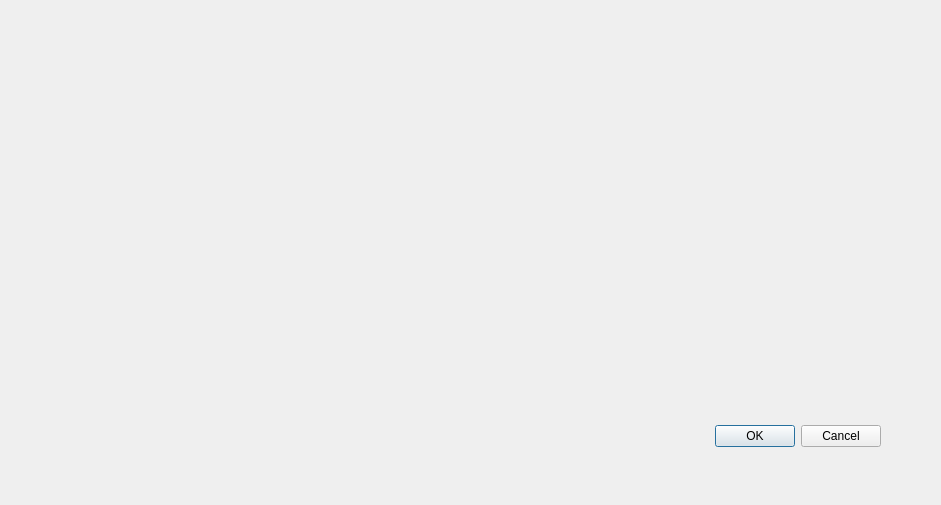
This is caducados.ui in Ladis72/tienda as Qt 5 draws it before an edit. The edited form follows.
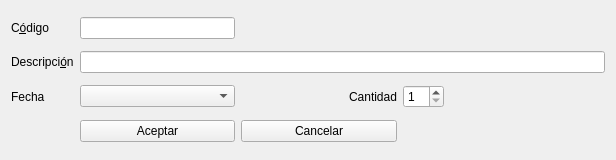
This is the edited form.

Patch:
```diff
--- a/caducados.ui
+++ b/caducados.ui
@@ -6,29 +6,114 @@
    <rect>
     <x>0</x>
     <y>0</y>
-    <width>941</width>
-    <height>505</height>
+    <width>616</width>
+    <height>160</height>
    </rect>
   </property>
   <property name="windowTitle">
    <string>Dialog</string>
   </property>
-  <widget class="QDialogButtonBox" name="buttonBox">
-   <property name="geometry">
-    <rect>
-     <x>540</x>
-     <y>420</y>
-     <width>341</width>
-     <height>32</height>
-    </rect>
-   </property>
-   <property name="orientation">
-    <enum>Qt::Horizontal</enum>
-   </property>
-   <property name="standardButtons">
-    <set>QDialogButtonBox::Cancel|QDialogButtonBox::Ok</set>
-   </property>
-  </widget>
+  <layout class="QGridLayout" name="gridLayout">
+   <item row="0" column="1">
+    <widget class="QLineEdit" name="lineEditCodigo"/>
+   </item>
+   <item row="4" column="3">
+    <widget class="QSpinBox" name="spinBox">
+     <property name="minimum">
+      <number>1</number>
+     </property>
+    </widget>
+   </item>
+   <item row="4" column="4">
+    <spacer name="horizontalSpacer_2">
+     <property name="orientation">
+      <enum>Qt::Horizontal</enum>
+     </property>
+     <property name="sizeHint" stdset="0">
+      <size>
+       <width>40</width>
+       <height>20</height>
+      </size>
+     </property>
+    </spacer>
+   </item>
+   <item row="2" column="1" colspan="4">
+    <widget class="QLineEdit" name="lineEditDescripcion"/>
+   </item>
+   <item row="4" column="0">
+    <widget class="QLabel" name="label_3">
+     <property name="text">
+      <string>Fecha</string>
+     </property>
+    </widget>
+   </item>
+   <item row="2" column="0">
+    <widget class="QLabel" name="label_2">
+     <property name="text">
+      <string>Descripci&amp;ón</string>
+     </property>
+     <property name="buddy">
+      <cstring>lineEditDescripcion</cstring>
+     </property>
+    </widget>
+   </item>
+   <item row="0" column="0">
+    <widget class="QLabel" name="label">
+     <property name="text">
+      <string>C&amp;ódigo</string>
+     </property>
+     <property name="buddy">
+      <cstring>lineEditCodigo</cstring>
+     </property>
+    </widget>
+   </item>
+   <item row="0" column="2">
+    <spacer name="horizontalSpacer">
+     <property name="orientation">
+      <enum>Qt::Horizontal</enum>
+     </property>
+     <property name="sizeHint" stdset="0">
+      <size>
+       <width>40</width>
+       <height>20</height>
+      </size>
+     </property>
+    </spacer>
+   </item>
+   <item row="4" column="2">
+    <widget class="QLabel" name="label_4">
+     <property name="text">
+      <string>Cantidad</string>
+     </property>
+     <property name="alignment">
+      <set>Qt::AlignRight|Qt::AlignTrailing|Qt::AlignVCenter</set>
+     </property>
+    </widget>
+   </item>
+   <item row="4" column="1">
+    <widget class="QComboBox" name="comboBox"/>
+   </item>
+   <item row="5" column="1">
+    <widget class="QPushButton" name="pushButton">
+     <property name="text">
+      <string>Aceptar</string>
+     </property>
+     <property name="autoDefault">
+      <bool>false</bool>
+     </property>
+    </widget>
+   </item>
+   <item row="5" column="2">
+    <widget class="QPushButton" name="pushButton_2">
+     <property name="text">
+      <string>Cancelar</string>
+     </property>
+     <property name="autoDefault">
+      <bool>false</bool>
+     </property>
+    </widget>
+   </item>
+  </layout>
  </widget>
  <resources/>
  <connections>
```
Left out of the diff: 30 changed lines with no effect on the pictures.
